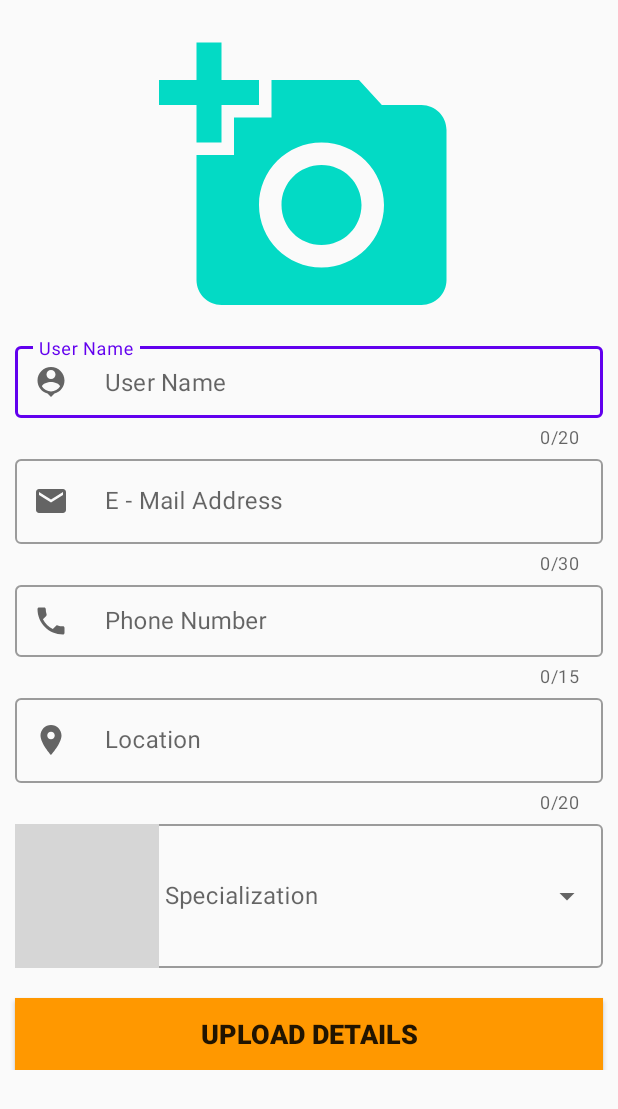
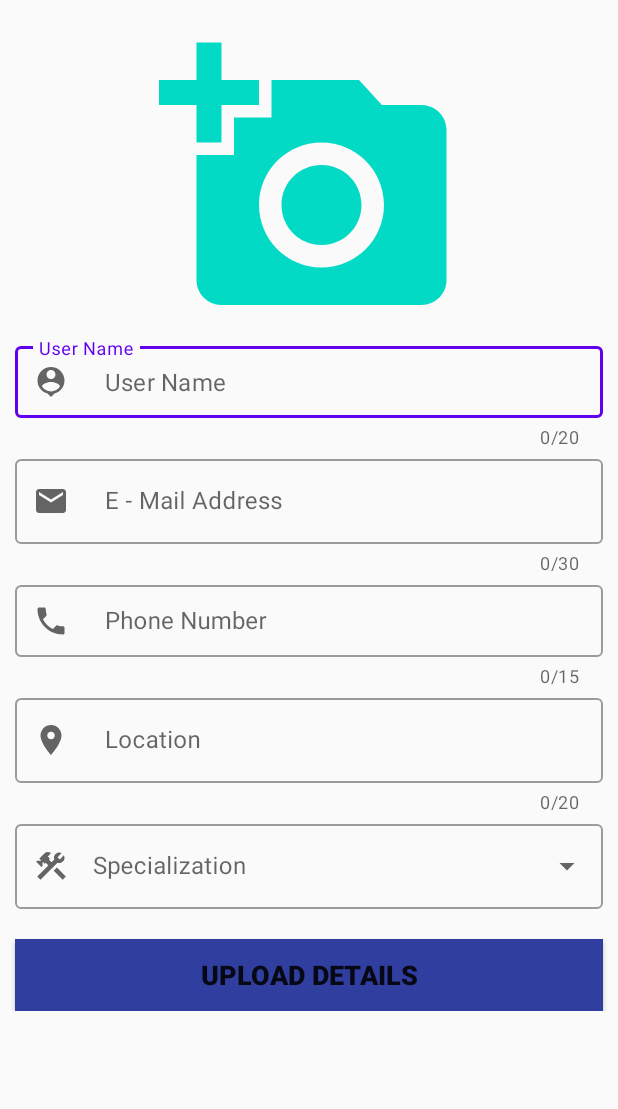
Before and after one commit to AmenyaZ/TigerService, an Android app: the layout activity_worker_profile.xml on its own in the app's theme, with its tools: preview values and no code run, on a phone screen of 412 x 824 dp. Shown: the top 1109 px of the screen. Run offline under Robolectric (Android 15) with nearby library versions, the phone set to English and light mode, and no system bars; grey boxes are pictures that could not be loaded.

Commit message:
Fix Worker Profile

```diff
--- a/app/build.gradle
+++ b/app/build.gradle
@@ -40,3 +40,4 @@ dependencies {
 
    // classpath 'com.google.gms:google-services:4.3.4'
 }
+apply plugin: 'com.google.gms.google-services'
--- a/app/src/main/AndroidManifest.xml
+++ b/app/src/main/AndroidManifest.xml
@@ -9,7 +9,7 @@
         android:roundIcon="@mipmap/ic_launcher_round"
         android:supportsRtl="true"
         android:theme="@style/AppTheme">
-        <activity android:name=".LoginActivity"></activity>
+        <activity android:name=".LoginActivity" />
         <activity android:name=".WorkActivity.WorkerProfile" />
         <activity android:name=".Categories.OtherCat" />
         <activity android:name=".Categories.MyElectrician" />
@@ -20,8 +20,6 @@
         <activity android:name=".Categories.MyPainter" />
         <activity android:name=".Categories.MyPlumber" />
         <activity android:name=".Categories.Categories" />
-        <activity android:name=".Login" />
-        <activity android:name=".LogIn" />
         <activity android:name=".Register" />
         <activity android:name=".MainActivity">
             <intent-filter>
--- a/app/src/main/java/com/example/tigerservice/LoginActivity.java
+++ b/app/src/main/java/com/example/tigerservice/LoginActivity.java
@@ -71,7 +71,8 @@ public class LoginActivity extends AppCompatActivity {
                                              Password.setError("Please enter the password");
                                          } else if (email.isEmpty() && pass.isEmpty()) {
                                              Toast.makeText(LoginActivity.this, "All Fields are Empty", Toast.LENGTH_LONG).show();
-                                         } else if (!(email.isEmpty() && pass.isEmpty())) {
+                                         }
+                                         else if (!(email.isEmpty() && pass.isEmpty())) {
                                              mFirebaseAuth.signInWithEmailAndPassword(email, pass).addOnCompleteListener(LoginActivity.this, new OnCompleteListener<AuthResult>() {
                                                  @Override
                                                  public void onComplete(@NonNull Task<AuthResult> task) {
@@ -82,7 +83,7 @@ public class LoginActivity extends AppCompatActivity {
                                                          startActivity(intHome);
                                                          showProgress(true);
                                                          finish();
-                                                         return;
+                                                         //return;
                                                      }
                                                  }
 
--- a/app/src/main/java/com/example/tigerservice/WorkActivity/WorkerProfile.java
+++ b/app/src/main/java/com/example/tigerservice/WorkActivity/WorkerProfile.java
@@ -9,6 +9,7 @@ import android.widget.Button;
 import android.widget.ImageView;
 
 import androidx.annotation.Nullable;
+import androidx.appcompat.app.ActionBar;
 import androidx.appcompat.app.AppCompatActivity;
 
 import com.example.tigerservice.R;
@@ -29,8 +30,12 @@ public class WorkerProfile extends AppCompatActivity {
 
         //mStorage =FirebaseStorage.getInstance().getReference();
 
-        mUpload = (Button)findViewById(R.id.btUpload);
-        mImage = (ImageView)findViewById(R.id.ivImage);
+        //mUpload = (Button)findViewById(R.id.btUpload);
+        //mImage = (ImageView)findViewById(R.id.ivImage);
+
+        ActionBar actionBar = getSupportActionBar();
+        actionBar.hide();
+
 
         mUpload.setOnClickListener(new View.OnClickListener() {
             @Override
--- /dev/null
+++ b/app/src/main/res/drawable-v24/ic_construction.xml
@@ -0,0 +1,13 @@
+<vector xmlns:android="http://schemas.android.com/apk/res/android"
+    android:width="24dp"
+    android:height="24dp"
+    android:viewportWidth="24"
+    android:viewportHeight="24"
+    android:tint="?attr/colorControlNormal">
+  <path
+      android:fillColor="@android:color/white"
+      android:pathData="M13.7827,15.1719l2.1213,-2.1213l5.9962,5.9962l-2.1213,2.1213z"/>
+  <path
+      android:fillColor="@android:color/white"
+      android:pathData="M17.5,10c1.93,0 3.5,-1.57 3.5,-3.5c0,-0.58 -0.16,-1.12 -0.41,-1.6l-2.7,2.7L16.4,6.11l2.7,-2.7C18.62,3.16 18.08,3 17.5,3C15.57,3 14,4.57 14,6.5c0,0.41 0.08,0.8 0.21,1.16l-1.85,1.85l-1.78,-1.78l0.71,-0.71L9.88,5.61L12,3.49c-1.17,-1.17 -3.07,-1.17 -4.24,0L4.22,7.03l1.41,1.41H2.81L2.1,9.15l3.54,3.54l0.71,-0.71V9.15l1.41,1.41l0.71,-0.71l1.78,1.78l-7.41,7.41l2.12,2.12L16.34,9.79C16.7,9.92 17.09,10 17.5,10z"/>
+</vector>
--- a/app/src/main/res/layout/activity_worker_profile.xml
+++ b/app/src/main/res/layout/activity_worker_profile.xml
@@ -1,19 +1,18 @@
 <?xml version="1.0" encoding="utf-8"?>
 <ScrollView xmlns:android="http://schemas.android.com/apk/res/android"
+    android:layout_width="match_parent"
+    android:layout_height="match_parent"
     xmlns:tools="http://schemas.android.com/tools"
-    android:layout_width="match_parent"
-    android:layout_height="match_parent">
+    xmlns:app="http://schemas.android.com/apk/res-auto">
 
-    <androidx.constraintlayout.widget.ConstraintLayout xmlns:android="http://schemas.android.com/apk/res/android"
-        xmlns:app="http://schemas.android.com/apk/res-auto"
-        xmlns:tools="http://schemas.android.com/tools"
+    <androidx.constraintlayout.widget.ConstraintLayout
         android:layout_width="match_parent"
         android:layout_height="match_parent"
         tools:context=".Registration.Mechanic">
 
 
         <ImageView
-            android:id="@+id/imageViewMechanic"
+            android:id="@+id/imageViewWorker"
             android:layout_width="match_parent"
             android:layout_height="200dp"
             android:layout_marginStart="10dp"
@@ -24,10 +23,10 @@
             app:layout_constraintStart_toStartOf="parent"
             app:layout_constraintTop_toTopOf="parent"
             app:srcCompat="@drawable/ic_photo"
-            tools:ignore="VectorDrawableCompat" />
+            android:src="@drawable/ic_photo"/>
 
         <com.google.android.material.textfield.TextInputLayout
-            android:id="@+id/outlinedMechUserName"
+            android:id="@+id/outlinedWorkUserName"
             android:layout_width="match_parent"
             android:layout_height="wrap_content"
             app:startIconDrawable="@drawable/ic_person"
@@ -43,22 +42,20 @@
             android:layout_marginStart="10dp"
             app:counterEnabled="true"
             app:counterMaxLength="20"
-            app:layout_constraintTop_toBottomOf="@id/imageViewMechanic"
-            style="@style/Widget.MaterialComponents.TextInputLayout.OutlinedBox"
-            tools:ignore="MissingClass">
+            app:layout_constraintTop_toBottomOf="@id/imageViewWorker"
+            style="@style/Widget.MaterialComponents.TextInputLayout.OutlinedBox" >
 
             <com.google.android.material.textfield.TextInputEditText
+                android:id="@+id/etWorkUserName"
                 android:layout_width="match_parent"
                 android:layout_height="wrap_content"
+                android:drawablePadding="8dp"
                 android:inputType="textPersonName"
-                android:id="@+id/etMechUserName"
-                android:drawablePadding="8dp"
-                android:padding="8dp"
-                />
+                android:padding="8dp" />
         </com.google.android.material.textfield.TextInputLayout>
 
         <com.google.android.material.textfield.TextInputLayout
-            android:id="@+id/outlinedMechMail"
+            android:id="@+id/outlinedWorkMail"
             android:layout_width="match_parent"
             android:layout_height="wrap_content"
             app:startIconDrawable="@drawable/ic_mail"
@@ -74,22 +71,20 @@
             android:layout_marginStart="10dp"
             app:counterEnabled="true"
             app:counterMaxLength="30"
-            app:layout_constraintTop_toBottomOf="@id/outlinedMechUserName"
-            style="@style/Widget.MaterialComponents.TextInputLayout.OutlinedBox"
-            tools:ignore="MissingClass">
+            app:layout_constraintTop_toBottomOf="@id/outlinedWorkUserName"
+            style="@style/Widget.MaterialComponents.TextInputLayout.OutlinedBox">
 
             <com.google.android.material.textfield.TextInputEditText
+                android:id="@+id/etWorkMail"
                 android:layout_width="match_parent"
-                android:inputType="textEmailAddress"
                 android:layout_height="wrap_content"
-                android:id="@+id/etMechMail"
                 android:drawablePadding="8dp"
-                />
+                android:inputType="textEmailAddress" />
 
         </com.google.android.material.textfield.TextInputLayout>
 
         <com.google.android.material.textfield.TextInputLayout
-            android:id="@+id/outlinedMechPhone"
+            android:id="@+id/outlinedWorkPhone"
             android:layout_width="match_parent"
             android:layout_height="wrap_content"
             app:startIconDrawable="@drawable/ic_phone"
@@ -105,13 +100,13 @@
             android:layout_marginStart="10dp"
             app:counterEnabled="true"
             app:counterMaxLength="15"
-            app:layout_constraintTop_toBottomOf="@id/outlinedMechMail"
+            app:layout_constraintTop_toBottomOf="@id/outlinedWorkMail"
             style="@style/Widget.MaterialComponents.TextInputLayout.OutlinedBox" >
 
             <com.google.android.material.textfield.TextInputEditText
                 android:layout_width="match_parent"
                 android:layout_height="wrap_content"
-                android:id="@+id/etMechPhone"
+                android:id="@+id/etWorkPhone"
                 android:inputType="phone"
                 android:drawablePadding="8dp"
                 android:padding="8dp"
@@ -119,7 +114,7 @@
         </com.google.android.material.textfield.TextInputLayout>
 
         <com.google.android.material.textfield.TextInputLayout
-            android:id="@+id/outlinedMechLocation"
+            android:id="@+id/outlinedWorkLocation"
             android:layout_width="match_parent"
             android:layout_height="wrap_content"
             app:startIconDrawable="@drawable/ic_location"
@@ -135,14 +130,14 @@
             android:layout_marginStart="10dp"
             app:counterEnabled="true"
             app:counterMaxLength="20"
-            app:layout_constraintTop_toBottomOf="@id/outlinedMechPhone"
+            app:layout_constraintTop_toBottomOf="@id/outlinedWorkPhone"
             style="@style/Widget.MaterialComponents.TextInputLayout.OutlinedBox">
 
             <com.google.android.material.textfield.TextInputEditText
                 android:layout_width="match_parent"
                 android:inputType="text"
                 android:layout_height="wrap_content"
-                android:id="@+id/etMechLocation"
+                android:id="@+id/etWorkLocation"
                 android:drawablePadding="8dp"
                 />
 
@@ -163,7 +158,7 @@
             android:layout_marginLeft="10dp"
             android:layout_marginRight="10dp"
             android:layout_marginStart="10dp"
-            app:layout_constraintTop_toBottomOf="@id/outlinedMechLocation"
+            app:layout_constraintTop_toBottomOf="@id/outlinedWorkLocation"
             android:orientation="horizontal"
             style="@style/Widget.MaterialComponents.TextInputLayout.OutlinedBox.ExposedDropdownMenu"
             >
@@ -214,7 +209,7 @@
             android:layout_marginTop="20dp"
             android:layout_marginEnd="10dp"
             android:layout_marginBottom="10dp"
-            android:background="#FF9800"
+            android:background="#303F9F"
             android:padding="8dp"
             android:text="Upload Details"
             android:textSize="18sp"
```
